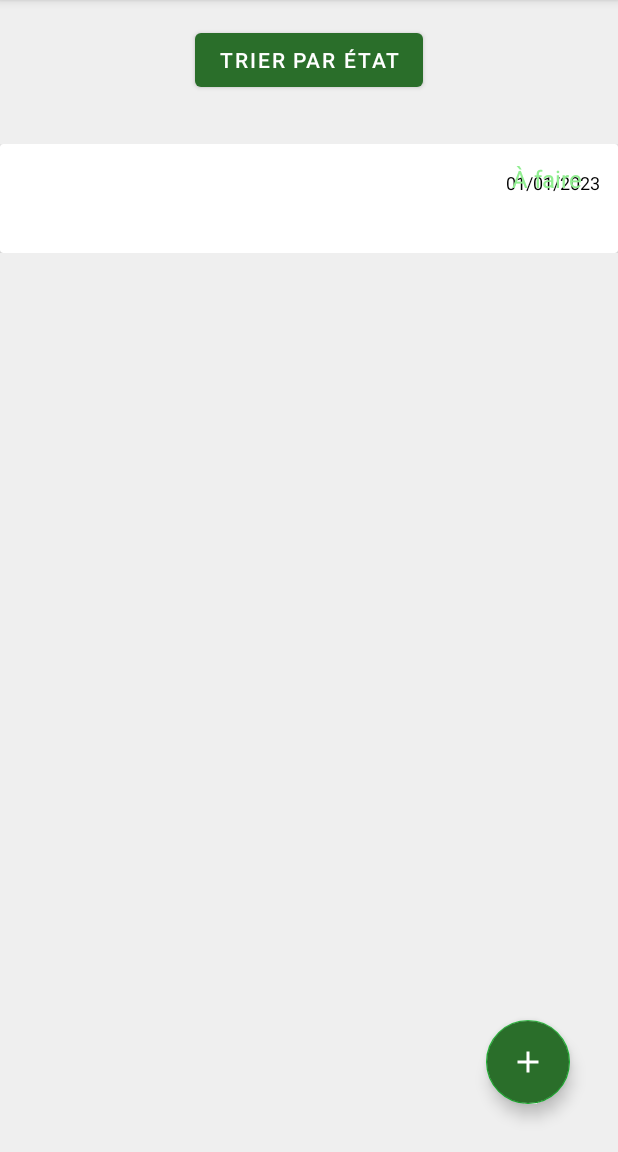
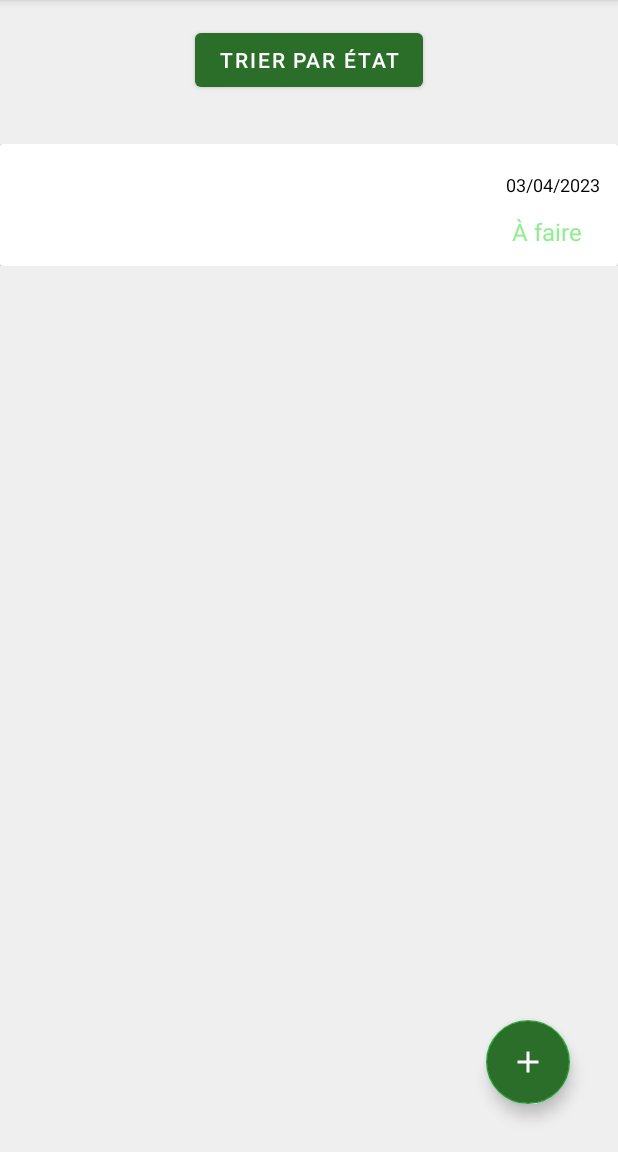
Before and after one commit to Maksew/TodoListKotlin, an Android app: the AddActivities screen opened directly, with no data from a screen before it, after a tap on "ENREGISTRER", on a phone screen of 412 x 824 dp, the part 84-1236 px from its top. Run offline under Robolectric (Android 15) with nearby library versions, the phone set to English and light mode, and no system bars; 1 other tap on this screen came first.

Commit message:
Ajout texte dans strings.xml

```diff
--- a/app/src/main/res/layout/row.xml
+++ b/app/src/main/res/layout/row.xml
@@ -28,7 +28,7 @@
                 android:ellipsize="end"
                 android:maxWidth="100dp"
                 android:singleLine="true"
-                android:text="aaaaaaaaa"
+                android:text="@string/titre"
                 android:textColor="#000"
                 android:textSize="20sp"
                 android:textStyle="bold"
@@ -46,7 +46,7 @@
                 android:ellipsize="end"
                 android:maxWidth="200dp"
                 android:maxLines="1"
-                android:text="aaaaaaaaaaaaaaaaaaaaaaaaaaaaaaaaa"
+                android:text="@string/contenu"
                 android:textSize="15sp"
                 app:layout_constraintBottom_toBottomOf="parent"
                 app:layout_constraintStart_toStartOf="parent"
@@ -54,7 +54,7 @@
                 app:layout_constraintVertical_bias="0.808" />
 
             <TextView
-                android:id="@+id/taskDate_txt"
+                android:id="@+id/date_txt"
                 android:layout_width="wrap_content"
                 android:layout_height="wrap_content"
                 android:text="@string/_01_01_2023"
@@ -71,7 +71,7 @@
                 android:layout_height="wrap_content"
                 android:layout_marginTop="12dp"
                 android:layout_marginEnd="12dp"
-                android:text="Etat"
+                android:text="@string/etat"
                 android:textSize="16sp"
                 app:layout_constraintEnd_toEndOf="parent"
                 app:layout_constraintTop_toBottomOf="@+id/date_txt"
--- a/app/src/main/res/values/strings.xml
+++ b/app/src/main/res/values/strings.xml
@@ -12,4 +12,5 @@
     <string name="titre_de_la_t_che">Titre de la tâche</string>
     <string name="description_de_la_t_che">Description de la tâche</string>
     <string name="enregistrer">Enregistrer</string>
+    <string name="etat">Etat</string>
 </resources>
```
